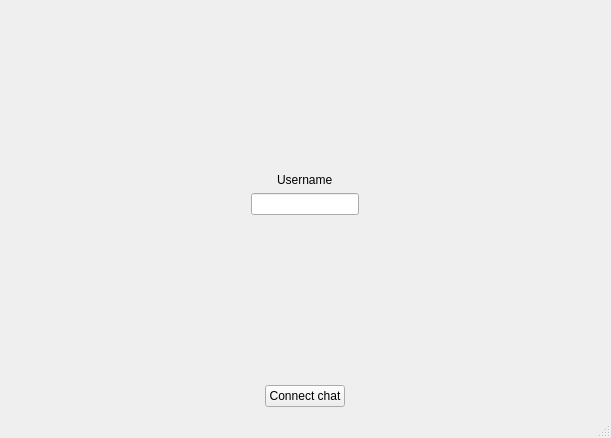
Old version of the form src/Widgets/MainWindow/mainwindow.ui in the repository Re10we/just-chat.
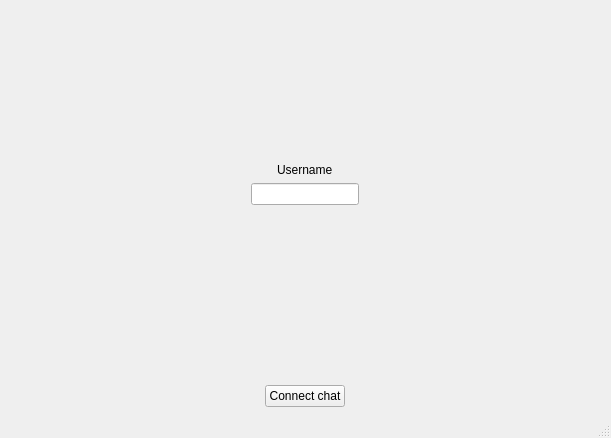
New version of the form.

Diff of the .ui file:
```diff
--- a/src/Widgets/MainWindow/mainwindow.ui
+++ b/src/Widgets/MainWindow/mainwindow.ui
@@ -85,6 +85,16 @@
                  <verstretch>0</verstretch>
                 </sizepolicy>
                </property>
+               <property name="maxLength">
+                <number>20</number>
+               </property>
+              </widget>
+             </item>
+             <item>
+              <widget class="QLabel" name="ErrorUserNameLabel">
+               <property name="text">
+                <string/>
+               </property>
               </widget>
              </item>
             </layout>
```
